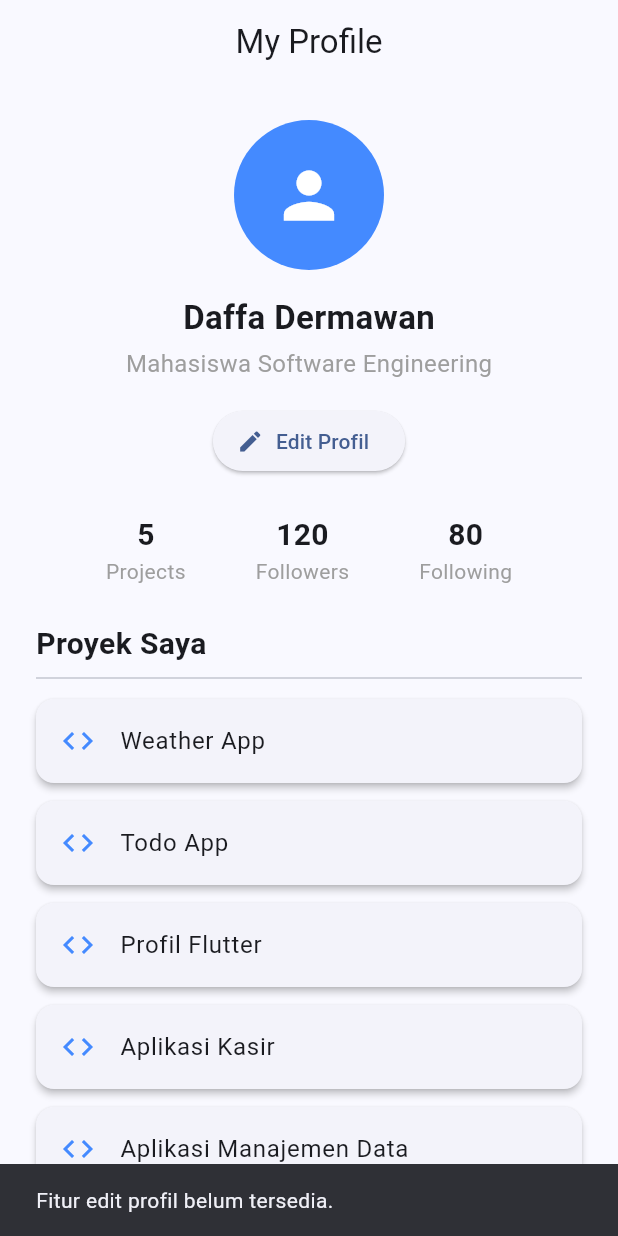
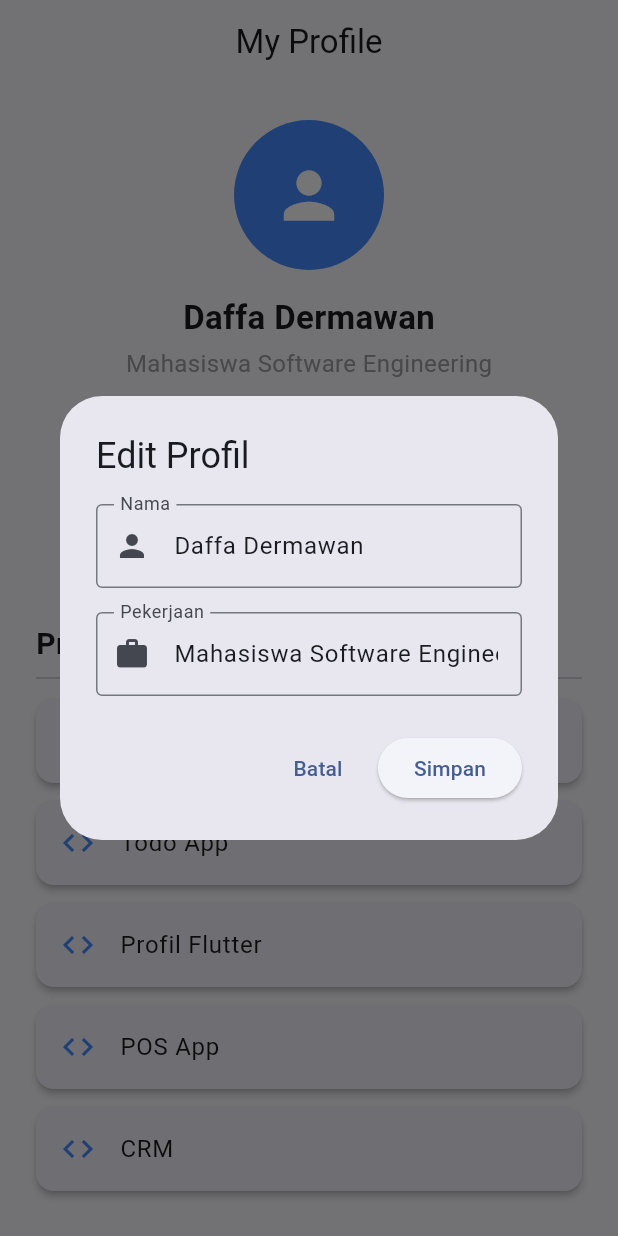
Before and after one commit to daffadermawan30/profil_app, a Flutter app: the screen it shows after launch, after a tap on "Edit Profil", on a phone screen of 412 x 824 dp. Run offline on Flutter 3.47's test engine with Material 3 defaults, Android fonts, the phone set to English and light mode, and no system bars.

Commit message:
feat: implement editable profile and update README.md

```diff
--- a/lib/profile_page.dart
+++ b/lib/profile_page.dart
@@ -1,48 +1,150 @@
 import 'package:flutter/material.dart';
 
-class ProfilePage extends StatelessWidget {
+class ProfilePage extends StatefulWidget {
   const ProfilePage({super.key});
 
-  final String userName = 'Daffa Dermawan';
-  final String role = 'Mahasiswa Software Engineering';
+  @override
+  State<ProfilePage> createState() => _ProfilePageState();
+}
 
+class _ProfilePageState extends State<ProfilePage> {
+  // Data profil
+  String userName = 'Daffa Dermawan';
+  String role = 'Mahasiswa Software Engineering';
+
+  // Controller untuk input edit profil
+  final TextEditingController nameController = TextEditingController();
+
+  final TextEditingController roleController = TextEditingController();
+
+  // Data proyek
   final List<String> projects = const [
     'Weather App',
     'Todo App',
     'Profil Flutter',
-    'Aplikasi Kasir',
-    'Aplikasi Manajemen Data',
+    'POS App',
+    'CRM',
   ];
+
+  @override
+  void dispose() {
+    nameController.dispose();
+    roleController.dispose();
+    super.dispose();
+  }
+
+  // Fungsi untuk menampilkan dialog edit profil
+  void editProfile() {
+    // Mengisi input dengan data profil saat ini
+    nameController.text = userName;
+    roleController.text = role;
+
+    showDialog(
+      context: context,
+      builder: (dialogContext) {
+        return AlertDialog(
+          title: const Text('Edit Profil'),
+
+          content: SingleChildScrollView(
+            child: Column(
+              mainAxisSize: MainAxisSize.min,
+              children: [
+                TextField(
+                  controller: nameController,
+                  decoration: const InputDecoration(
+                    labelText: 'Nama',
+                    border: OutlineInputBorder(),
+                    prefixIcon: Icon(Icons.person),
+                  ),
+                ),
+
+                const SizedBox(height: 16),
+
+                TextField(
+                  controller: roleController,
+                  decoration: const InputDecoration(
+                    labelText: 'Pekerjaan',
+                    border: OutlineInputBorder(),
+                    prefixIcon: Icon(Icons.work),
+                  ),
+                ),
+              ],
+            ),
+          ),
+
+          actions: [
+            // Tombol batal
+            TextButton(
+              onPressed: () {
+                Navigator.pop(dialogContext);
+              },
+              child: const Text('Batal'),
+            ),
+
+            // Tombol simpan
+            ElevatedButton(
+              onPressed: () {
+                String newName = nameController.text.trim();
+                String newRole = roleController.text.trim();
+
+                // Memastikan input tidak kosong
+                if (newName.isEmpty || newRole.isEmpty) {
+                  ScaffoldMessenger.of(context).showSnackBar(
+                    const SnackBar(
+                      content: Text('Nama dan pekerjaan tidak boleh kosong.'),
+                    ),
+                  );
+                  return;
+                }
+
+                // Memperbarui data profil
+                setState(() {
+                  userName = newName;
+                  role = newRole;
+                });
+
+                Navigator.pop(dialogContext);
+
+                ScaffoldMessenger.of(context).showSnackBar(
+                  const SnackBar(content: Text('Profil berhasil diperbarui!')),
+                );
+              },
+              child: const Text('Simpan'),
+            ),
+          ],
+        );
+      },
+    );
+  }
 
   @override
   Widget build(BuildContext context) {
     return Scaffold(
       appBar: AppBar(title: const Text('My Profile'), centerTitle: true),
+
       body: Padding(
         padding: const EdgeInsets.all(24.0),
         child: Column(
           children: [
             const ProfileAvatar(),
+
             const SizedBox(height: 16),
 
             ProfileInfo(name: userName, role: role),
 
             const SizedBox(height: 16),
 
+            // Tombol Edit Profil
             ElevatedButton.icon(
-              onPressed: () {
-                ScaffoldMessenger.of(context).showSnackBar(
-                  const SnackBar(
-                    content: Text('Fitur edit profil belum tersedia.'),
-                  ),
-                );
-              },
+              onPressed: editProfile,
               icon: const Icon(Icons.edit),
               label: const Text('Edit Profil'),
             ),
 
             const SizedBox(height: 24),
+
             const ProfileStats(),
+
             const SizedBox(height: 24),
 
             const Align(
@@ -70,6 +172,7 @@ class ProfilePage extends StatelessWidget {
   }
 }
 
+// Widget Avatar Profil
 class ProfileAvatar extends StatelessWidget {
   const ProfileAvatar({super.key});
 
@@ -83,6 +186,7 @@ class ProfileAvatar extends StatelessWidget {
   }
 }
 
+// Widget Informasi Profil
 class ProfileInfo extends StatelessWidget {
   final String name;
   final String role;
@@ -106,6 +210,7 @@ class ProfileInfo extends StatelessWidget {
   }
 }
 
+// Widget Satu Item Statistik
 class StatItem extends StatelessWidget {
   final String count;
   final String label;
@@ -120,20 +225,22 @@ class StatItem extends StatelessWidget {
           count,
           style: const TextStyle(fontSize: 20, fontWeight: FontWeight.bold),
         ),
+
         Text(label, style: const TextStyle(color: Colors.grey)),
       ],
     );
   }
 }
 
+// Widget Statistik Profil
 class ProfileStats extends StatelessWidget {
   const ProfileStats({super.key});
 
   @override
   Widget build(BuildContext context) {
-    return Row(
+    return const Row(
       mainAxisAlignment: MainAxisAlignment.spaceEvenly,
-      children: const [
+      children: [
         StatItem(count: '5', label: 'Projects'),
 
         StatItem(count: '120', label: 'Followers'),
@@ -144,6 +251,7 @@ class ProfileStats extends StatelessWidget {
   }
 }
 
+// Widget Item Proyek
 class ExperienceCard extends StatelessWidget {
   final String title;
 
```
Also changed, not shown: 1 other file.
